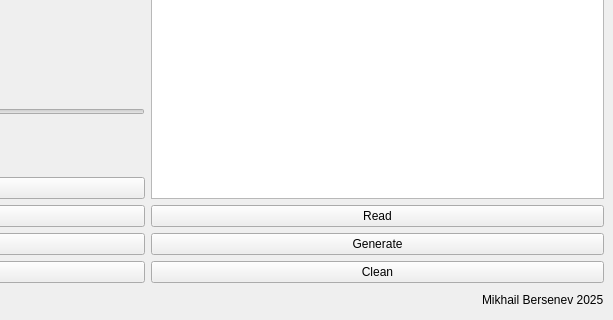
First picture: the form in mainwindow.ui, repository MikhailBersenev/EANScannerEmu, before the edit; both pictures show x 318 to 931 and y 338 to 658 of the 931 by 658 pixel window.
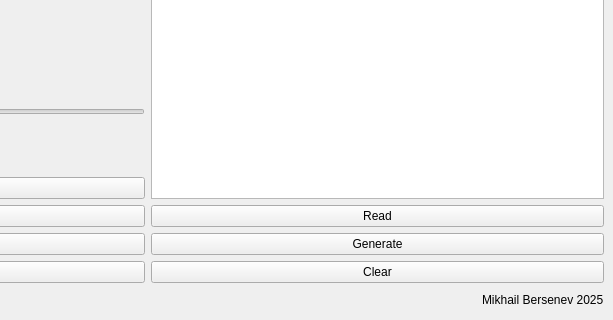
Second picture: the form after the edit. Icons and pictures are not drawn.

Commit message:
Restrict quantity input in GenerateDialog and update UI elements:
- Modified the quantity input validation in GenerateDialog to allow values between 1 and 100.
- Removed unnecessary timeout slider properties from MainWindow to streamline the UI.
- Renamed the "Clean" button to "Clear" in the main window UI for better clarity.

```diff
--- a/mainwindow.ui
+++ b/mainwindow.ui
@@ -120,7 +120,7 @@
       <item>
        <widget class="QPushButton" name="CleanButton">
         <property name="text">
-         <string>Clean</string>
+         <string>Clear</string>
         </property>
        </widget>
       </item>
```
The commit also changes 2 other files.
